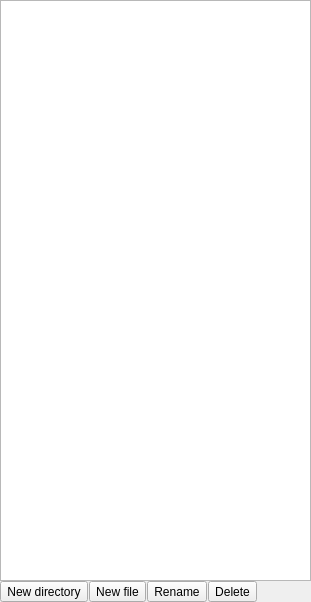
This is editor/FileManager.ui in zapolnov/zxide as Qt 5 draws it before an edit. The edited form follows.
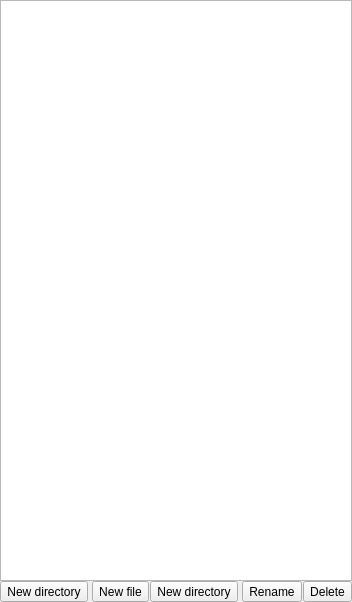
This is the edited form. Icons and pictures are not drawn.

Commit message: Implemented file manager.

The edit to the form file:
```diff
--- a/editor/FileManager.ui
+++ b/editor/FileManager.ui
@@ -56,7 +56,7 @@
       <enum>QAbstractItemView::SelectRows</enum>
      </property>
      <property name="rootIsDecorated">
-      <bool>true</bool>
+      <bool>false</bool>
      </property>
      <property name="uniformRowHeights">
       <bool>true</bool>
@@ -95,7 +95,10 @@
       <number>1</number>
      </property>
      <item>
-      <widget class="QToolButton" name="newDirectoryButton">
+      <widget class="QToolButton" name="refreshButton">
+       <property name="toolTip">
+        <string>Refresh view</string>
+       </property>
        <property name="text">
         <string>New directory</string>
        </property>
@@ -107,6 +110,28 @@
        </property>
       </widget>
      </item>
+     <item>
+      <widget class="QWidget" name="separator1" native="true">
+       <property name="sizePolicy">
+        <sizepolicy hsizetype="Fixed" vsizetype="Preferred">
+         <horstretch>0</horstretch>
+         <verstretch>0</verstretch>
+        </sizepolicy>
+       </property>
+       <property name="minimumSize">
+        <size>
+         <width>2</width>
+         <height>0</height>
+        </size>
+       </property>
+       <property name="maximumSize">
+        <size>
+         <width>2</width>
+         <height>16777215</height>
+        </size>
+       </property>
+      </widget>
+     </item>
      <item>
       <widget class="QToolButton" name="newFileButton">
        <property name="text">
@@ -123,6 +148,48 @@
        </property>
       </widget>
      </item>
+     <item>
+      <widget class="QToolButton" name="newDirectoryButton">
+       <property name="toolTip">
+        <string>Create directory</string>
+       </property>
+       <property name="text">
+        <string>New directory</string>
+       </property>
+       <property name="icon">
+        <iconset resource="res/resources.qrc">
+         <normaloff>:/resources/fatcow16x16/folder_add.png</normaloff>:/resources/fatcow16x16/folder_add.png</iconset>
+       </property>
+       <property name="iconSize">
+        <size>
+         <width>16</width>
+         <height>16</height>
+        </size>
+       </property>
+      </widget>
+     </item>
+     <item>
+      <widget class="QWidget" name="separator2" native="true">
+       <property name="sizePolicy">
+        <sizepolicy hsizetype="Fixed" vsizetype="Preferred">
+         <horstretch>0</horstretch>
+         <verstretch>0</verstretch>
+        </sizepolicy>
+       </property>
+       <property name="minimumSize">
+        <size>
+         <width>2</width>
+         <height>0</height>
+        </size>
+       </property>
+       <property name="maximumSize">
+        <size>
+         <width>2</width>
+         <height>16777215</height>
+        </size>
+       </property>
+      </widget>
+     </item>
      <item>
       <widget class="QToolButton" name="renameButton">
        <property name="text">
```
Left out of the diff: 85 changed lines with no effect on the pictures. The commit also changes 15 other files.
